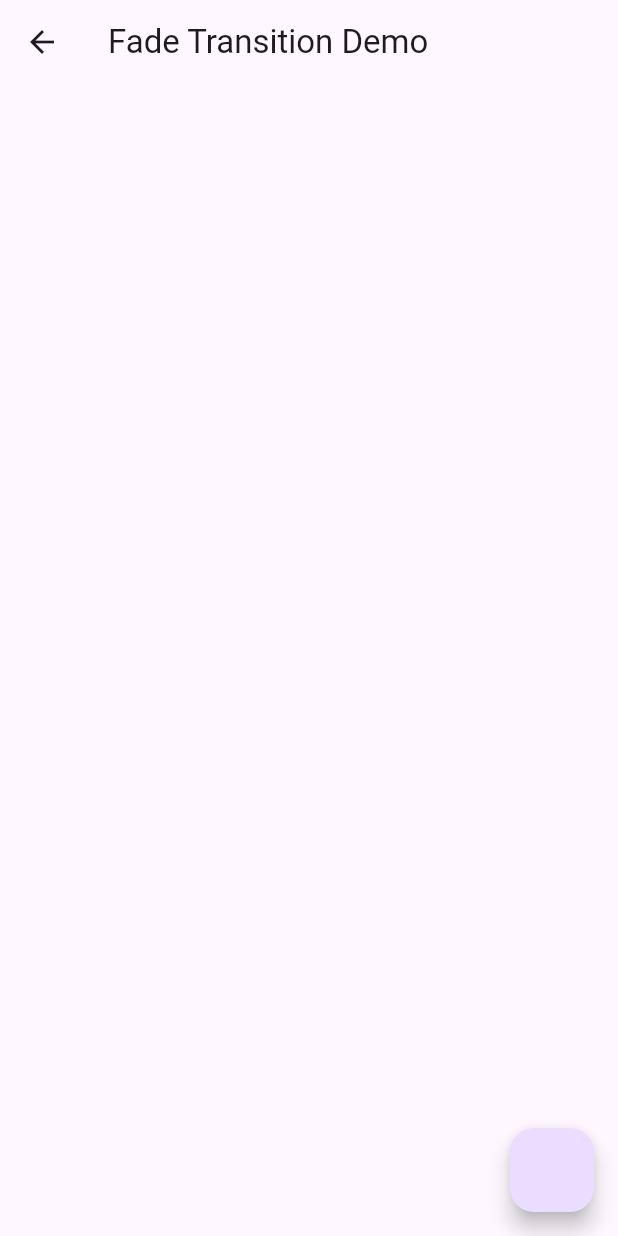
After one commit to NyeinChanAung203/Flutter_Animations, a Flutter app: the ExplicitAnimations screen opened directly, after a tap on "Fade Transition", on a phone screen of 412 x 824 dp. The commit adds this screen. Run offline on Flutter 3.47's test engine with Material 3 defaults, Android fonts, the phone set to English and light mode, and no system bars.

Commit message:
Fade Transition

```diff
--- a/lib/explicit_animation/explicit_animation.dart
+++ b/lib/explicit_animation/explicit_animation.dart
@@ -1,5 +1,6 @@
 import 'package:flutter/material.dart';
 import 'package:flutter_animations/explicit_animation/animated_builder_demo.dart';
+import 'package:flutter_animations/explicit_animation/fade_transition_demo.dart';
 import 'package:flutter_animations/explicit_animation/positioned_transition_demo.dart';
 import 'package:flutter_animations/explicit_animation/rotation_transition_demo.dart';
 import 'package:flutter_animations/explicit_animation/size_transition_demo.dart';
@@ -44,7 +45,14 @@ class ExplicitAnimations extends StatelessWidget {
                       builder: (context) => const AnimatedBuilderExpDemo(),
                     ));
                   },
-                  child: const Text('Animated Builder')),
+                  child: const Text('Animated Builder with Transform')),
+              ElevatedButton(
+                  onPressed: () {
+                    Navigator.of(context).push(MaterialPageRoute(
+                      builder: (context) => const FadeTransitionDemo(),
+                    ));
+                  },
+                  child: const Text('Fade Transition')),
             ],
           ),
         ),
--- /dev/null
+++ b/lib/explicit_animation/fade_transition_demo.dart
@@ -0,0 +1,52 @@
+import 'package:flutter/material.dart';
+
+class FadeTransitionDemo extends StatefulWidget {
+  const FadeTransitionDemo({super.key});
+
+  @override
+  State<FadeTransitionDemo> createState() => _FadeTransitionDemoState();
+}
+
+class _FadeTransitionDemoState extends State<FadeTransitionDemo>
+    with SingleTickerProviderStateMixin {
+  late AnimationController _controller;
+  late Animation<double> _animation;
+
+  @override
+  void initState() {
+    super.initState();
+    _controller = AnimationController(
+        vsync: this, duration: const Duration(milliseconds: 400));
+    _animation = Tween<double>(begin: 0, end: 1).animate(_controller);
+  }
+
+  @override
+  void dispose() {
+    _controller.dispose();
+    super.dispose();
+  }
+
+  @override
+  Widget build(BuildContext context) {
+    return Scaffold(
+      appBar: AppBar(
+        title: const Text('Fade Transition Demo'),
+      ),
+      body: Center(
+        child: FadeTransition(
+            opacity: _animation,
+            child: const Text(
+              'Hello World',
+              style: TextStyle(fontSize: 32),
+            )),
+      ),
+      floatingActionButton: FloatingActionButton(onPressed: () {
+        if (_controller.isCompleted) {
+          _controller.reverse();
+        } else {
+          _controller.forward();
+        }
+      }),
+    );
+  }
+}
```
